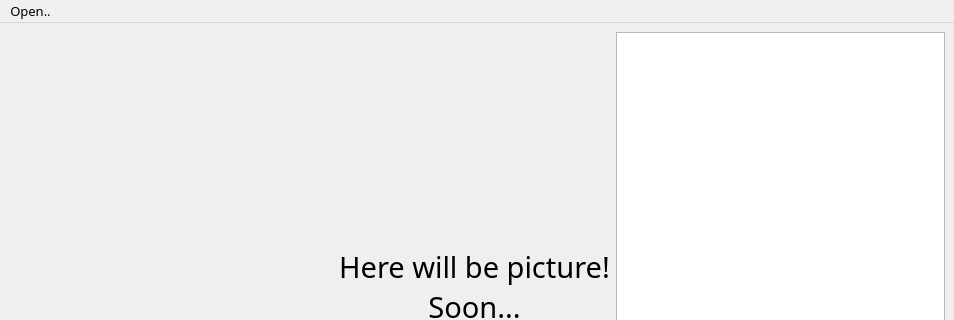
This is MyMainWindow.ui in Lunc312/Audio-player as Qt 5 draws it before an edit; both pictures show x 0 to 954 and y 0 to 320 of the 954 by 606 pixel window. The edited form follows.
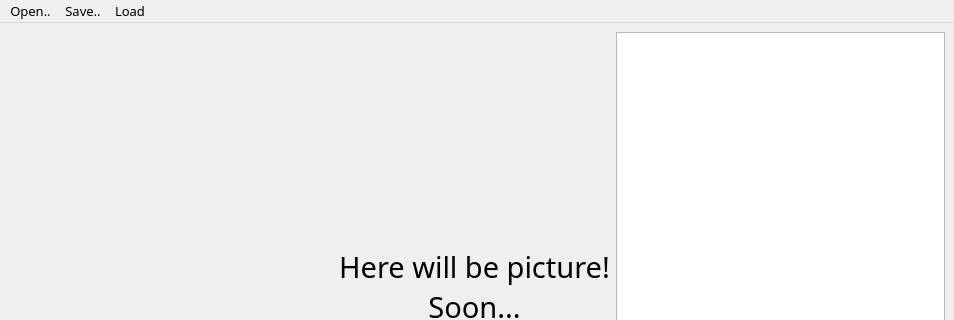
This is the edited form. Icons and pictures are not drawn.

Commit message: Trying add logic to gui

The edit to the form file:
```diff
--- a/MyMainWindow.ui
+++ b/MyMainWindow.ui
@@ -166,7 +166,21 @@
     </property>
     <addaction name="actionOpen_Directory"/>
    </widget>
+   <widget class="QMenu" name="menuSave">
+    <property name="title">
+     <string>Save..</string>
+    </property>
+    <addaction name="actionSave_current_AudioPlayer"/>
+   </widget>
+   <widget class="QMenu" name="menuLoad">
+    <property name="title">
+     <string>Load</string>
+    </property>
+    <addaction name="actionLoad_AudioPlayer"/>
+   </widget>
    <addaction name="menuOpen"/>
+   <addaction name="menuSave"/>
+   <addaction name="menuLoad"/>
   </widget>
   <action name="actionOpen_Directory">
    <property name="text">
```
Left out of the diff: 10 changed lines with no effect on the pictures. The commit also changes 4 other files.
